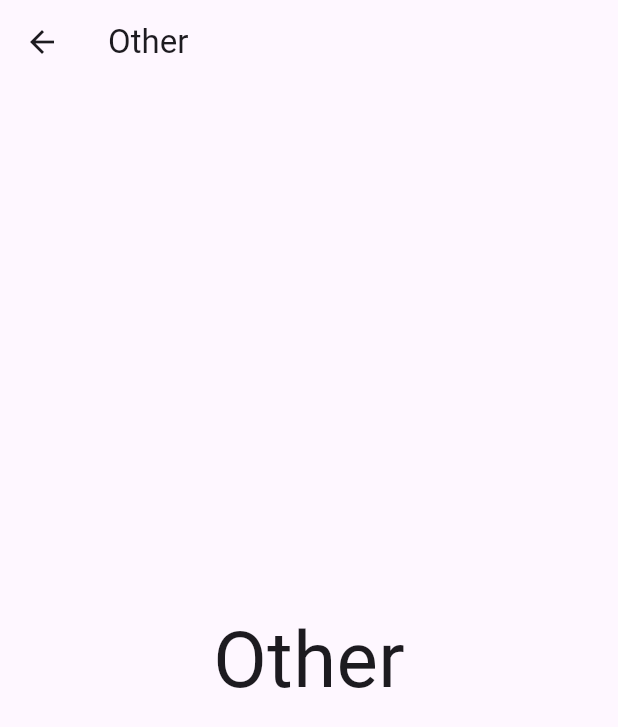
After one commit to sk92129/flutterbloccubit, a Flutter app: the OtherPage screen opened directly, on a phone screen of 412 x 824 dp. The commit adds this screen. Shown: the top 727 px of the screen. Run offline on Flutter 3.47's test engine with Material 2 defaults, Android fonts, the light colour scheme and no system bars.

Commit message:
add other page

```diff
--- a/lib/main.dart
+++ b/lib/main.dart
@@ -36,7 +36,7 @@ class MyApp extends StatelessWidget {
 
 
 class MyHomePage extends StatelessWidget {
-
+  const MyHomePage({Key? key}) : super(key: key);
   void decrement() {
 
   }
--- /dev/null
+++ b/lib/otherpage.dart
@@ -0,0 +1,26 @@
+
+
+
+import 'package:flutter/material.dart';
+
+class OtherPage extends StatelessWidget {
+  const OtherPage({Key? key}) : super(key: key);
+
+  @override
+  Widget build(BuildContext context) {
+    return Scaffold(
+        appBar: AppBar(
+          title: const Text('Other'),
+        ),
+        body: const Center(
+          child: Text(
+            'Other',
+            style: TextStyle(fontSize: 52.0),
+          ),
+          )
+
+    );
+    }
+
+
+}
```
